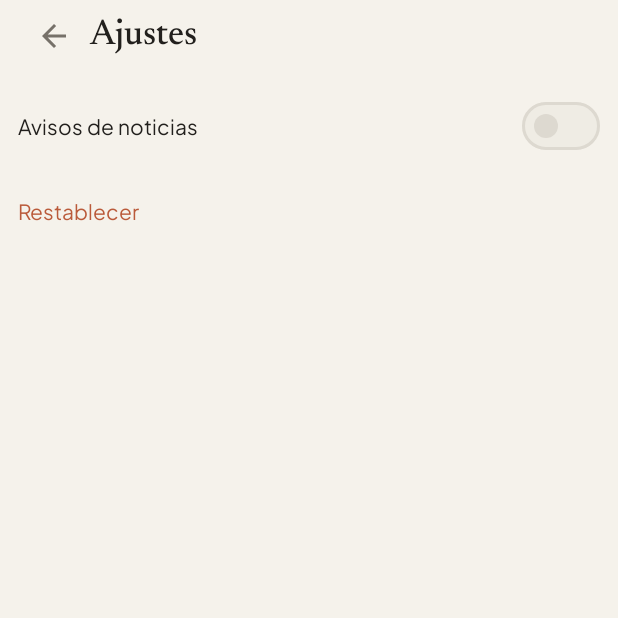
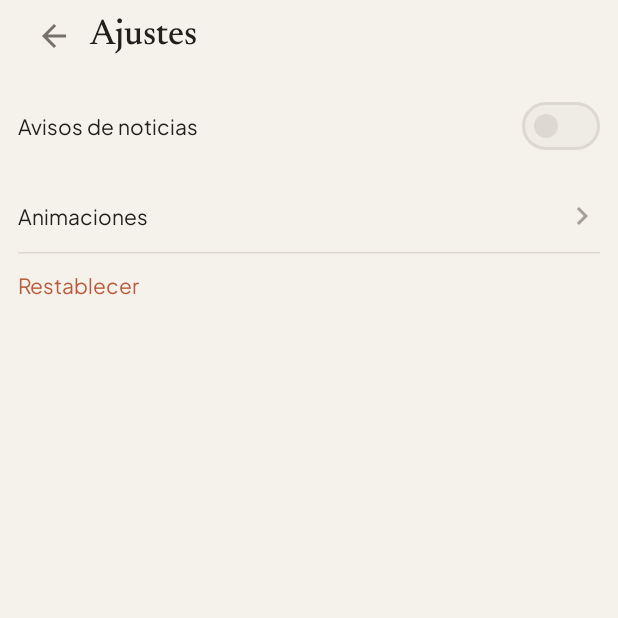
Before and after one commit to budanga/parches-lol, an Android app built with Jetpack Compose: the screen it shows after launch (MainActivity), after a tap on "Ajustes", on a phone screen of 412 x 824 dp, the top half of it. Run offline under Robolectric (Android 15) with nearby library versions, the phone set to English and light mode, and no system bars; libraries missing offline, so code that uses them is left out: androidx.glance, androidx.glance.appwidget; pictures from the network do not load; 1 statement that could not run was skipped.

Commit message:
feat(android): ajustes de animaciones
Nueva pantalla Ajustes → Animaciones con interruptores para el título
al abrir la app, la transición al entrar a un parche y el descifrado
de los valores que cambian.

Co-Authored-By: Claude Opus 5.5 <noreply@anthropic.com>

```diff
--- a/android/app/src/main/java/com/budanga/parcheslol/MainActivity.kt
+++ b/android/app/src/main/java/com/budanga/parcheslol/MainActivity.kt
@@ -72,6 +72,7 @@ import com.budanga.parcheslol.ui.NewsScreen
 import com.budanga.parcheslol.ui.PatchScreen
 import com.budanga.parcheslol.ui.RowDivider
 import com.budanga.parcheslol.ui.SettingsScreen
+import com.budanga.parcheslol.ui.AnimationsScreen
 import java.io.File
 
 class MainActivity : ComponentActivity() {
@@ -119,6 +120,7 @@ fun AppRoot(repo: Repository, prefs: Prefs, pendingRoute: androidx.compose.runti
     val reduce = rememberReduceMotion()
     val cover = remember { Animatable(0f) }
     var transitioning by remember { mutableStateOf(false) }
+    val transitionOn by prefs.animTransition.collectAsState(initial = true)
     LaunchedEffect(pendingRoute.value) {
         pendingRoute.value?.let { nav.navigate(it); pendingRoute.value = null }
     }
@@ -126,7 +128,7 @@ fun AppRoot(repo: Repository, prefs: Prefs, pendingRoute: androidx.compose.runti
     /** Animation 4: terracotta pixels cover, navigate, then uncover (250 ms each way, 12 fps steps). */
     fun openPatchWithCover(id: String) {
         if (transitioning) return // a second tap during the transition does nothing
-        if (reduce) { nav.navigate("patch/$id"); return }
+        if (reduce || !transitionOn) { nav.navigate("patch/$id"); return }
         transitioning = true
         scope.launch {
             for (f in 1..3) { delay(FRAME_MS); cover.snapTo(f / 3f) }
@@ -149,13 +151,14 @@ fun AppRoot(repo: Repository, prefs: Prefs, pendingRoute: androidx.compose.runti
                     val playTitle = remember { !Session.titlePlayed.also { Session.titlePlayed = true } }
                     // Animation 5: decided before any row is drawn, so a new row never flashes visible first.
                     var seenAtStart by remember { mutableStateOf<Set<String>?>(null) }
-                    LaunchedEffect(Unit) { seenAtStart = prefs.revealedPatches.first() }
+                    var titleOn by remember { mutableStateOf(true) }
+                    LaunchedEffect(Unit) { titleOn = prefs.animTitle.first(); seenAtStart = prefs.revealedPatches.first() }
                     val seen = seenAtStart ?: return@composable
                     HomeScreen(
                         repo, prefs,
                         onOpenPatch = ::openPatchWithCover,
                         onSettings = { nav.navigate("settings") },
-                        title = { DecipherText(stringResource(R.string.archive_title), Type.serif(20), play = playTitle) },
+                        title = { DecipherText(stringResource(R.string.archive_title), Type.serif(20), play = playTitle && titleOn) },
                         loading = { DitherShimmer() },
                         // First install (nothing seen yet): everything counts as seen, nothing animates.
                         wrapRow = { p, content -> DitherReveal(play = seen.isNotEmpty() && p !in seen) { content() } },
@@ -172,7 +175,8 @@ fun AppRoot(repo: Repository, prefs: Prefs, pendingRoute: androidx.compose.runti
                     // Animation 2: numbers decipher only the first time this patch is opened.
                     var firstOpen by remember { mutableStateOf<Boolean?>(null) }
                     LaunchedEffect(id) {
-                        firstOpen = id !in prefs.openedPatches.first()
+                        // Animation 2 only plays the first time, and only if its switch is on.
+                        firstOpen = id !in prefs.openedPatches.first() && prefs.animNumbers.first()
                     }
                     // Marked as opened only once it actually loads, so an offline attempt keeps the animation.
                     firstOpen?.let {
@@ -191,7 +195,8 @@ fun AppRoot(repo: Repository, prefs: Prefs, pendingRoute: androidx.compose.runti
                     ChampionScreen(back.arguments?.getString("id")!!, repo, onBack = { nav.popBackStack() })
                 }
                 composable("news") { NewsScreen(repo) }
-                composable("settings") { SettingsScreen(repo, prefs, onBack = { nav.popBackStack() }) }
+                composable("settings") { SettingsScreen(repo, prefs, onBack = { nav.popBackStack() }, onAnimations = { nav.navigate("animations") }) }
+                composable("animations") { AnimationsScreen(prefs, onBack = { nav.popBackStack() }) }
             }
         }
         if (route in TABS) BottomBar(nav, route)
--- a/android/app/src/main/java/com/budanga/parcheslol/data/Prefs.kt
+++ b/android/app/src/main/java/com/budanga/parcheslol/data/Prefs.kt
@@ -25,6 +25,9 @@ class Prefs(private val ds: DataStore<Preferences>) {
         val revealed = stringSetPreferencesKey("revealed_patches")
         val notified = stringSetPreferencesKey("notified_patches")
         val lastNews = stringPreferencesKey("last_news_url")
+        val animTitle = booleanPreferencesKey("anim_title")
+        val animTransition = booleanPreferencesKey("anim_transition")
+        val animNumbers = booleanPreferencesKey("anim_numbers")
     }
 
     val myAdcs: Flow<Set<String>> = ds.data.map { it[K.adcs] ?: DEFAULT_ADCS }
@@ -35,6 +38,14 @@ class Prefs(private val ds: DataStore<Preferences>) {
     val revealedPatches: Flow<Set<String>> = ds.data.map { it[K.revealed] ?: emptySet() }
     val notifiedPatches: Flow<Set<String>> = ds.data.map { it[K.notified] ?: emptySet() }
     val lastNewsUrl: Flow<String?> = ds.data.map { it[K.lastNews] }
+
+    /** Animation switches (Ajustes → Animaciones), all on by default. */
+    val animTitle: Flow<Boolean> = ds.data.map { it[K.animTitle] ?: true }
+    val animTransition: Flow<Boolean> = ds.data.map { it[K.animTransition] ?: true }
+    val animNumbers: Flow<Boolean> = ds.data.map { it[K.animNumbers] ?: true }
+    suspend fun setAnimTitle(on: Boolean) { ds.edit { it[K.animTitle] = on } }
+    suspend fun setAnimTransition(on: Boolean) { ds.edit { it[K.animTransition] = on } }
+    suspend fun setAnimNumbers(on: Boolean) { ds.edit { it[K.animNumbers] = on } }
 
     /** Read-modify-write inside one edit, so quick consecutive taps never lose a change. */
     suspend fun toggleAdc(id: String, on: Boolean) {
--- a/android/app/src/main/java/com/budanga/parcheslol/ui/SettingsScreen.kt
+++ b/android/app/src/main/java/com/budanga/parcheslol/ui/SettingsScreen.kt
@@ -11,6 +11,9 @@ import androidx.compose.foundation.layout.height
 import androidx.compose.foundation.layout.padding
 import androidx.compose.foundation.lazy.LazyColumn
 import androidx.compose.foundation.lazy.items
+import androidx.compose.material.icons.Icons
+import androidx.compose.material.icons.automirrored.outlined.KeyboardArrowRight
+import androidx.compose.material3.Icon
 import androidx.compose.material3.AlertDialog
 import androidx.compose.material3.Checkbox
 import androidx.compose.material3.TextButton
@@ -42,7 +45,7 @@ import com.budanga.parcheslol.domain.isDefaultAdcItem
 import kotlinx.coroutines.launch
 
 @Composable
-fun SettingsScreen(repo: Repository, prefs: Prefs, onBack: () -> Unit) {
+fun SettingsScreen(repo: Repository, prefs: Prefs, onBack: () -> Unit, onAnimations: () -> Unit = {}) {
     val scope = rememberCoroutineScope()
     var catalog by remember { mutableStateOf<Catalog?>(null) }
     LaunchedEffect(Unit) { catalog = repo.catalog().valueOrNull }
@@ -80,6 +83,14 @@ fun SettingsScreen(repo: Repository, prefs: Prefs, onBack: () -> Unit) {
                         colors = SwitchDefaults.colors(checkedTrackColor = Ink.Accent, uncheckedTrackColor = Ink.Input, uncheckedBorderColor = Ink.Line),
                     )
                 }
+                Row(
+                    Modifier.fillMaxWidth().clickable(onClick = onAnimations).padding(vertical = 12.dp),
+                    verticalAlignment = Alignment.CenterVertically,
+                ) {
+                    Text(stringResource(R.string.animations), style = Type.Body, modifier = Modifier.weight(1f))
+                    Icon(Icons.AutoMirrored.Outlined.KeyboardArrowRight, null, tint = Ink.Faint)
+                }
+                RowDivider()
                 Text(
                     stringResource(R.string.reset),
                     style = Type.Body.copy(color = Ink.Accent),
@@ -115,3 +126,30 @@ private fun CheckRow(entry: CatalogEntry, checked: Boolean, onChange: (Boolean)
         Text(entry.name, style = Type.Body)
     }
 }
+
+/** Ajustes → Animaciones: one switch per animation. */
+@Composable
+fun AnimationsScreen(prefs: Prefs, onBack: () -> Unit) {
+    val scope = rememberCoroutineScope()
+    val title by prefs.animTitle.collectAsState(initial = true)
+    val transition by prefs.animTransition.collectAsState(initial = true)
+    val numbers by prefs.animNumbers.collectAsState(initial = true)
+    Column(Modifier.fillMaxSize().padding(horizontal = 12.dp)) {
+        DetailBar(stringResource(R.string.animations), null, onBack, titleContent = { Text(stringResource(R.string.animations), style = Type.serif(24)) })
+        SwitchRow(stringResource(R.string.anim_title), title) { scope.launch { prefs.setAnimTitle(it) } }
+        SwitchRow(stringResource(R.string.anim_transition), transition) { scope.launch { prefs.setAnimTransition(it) } }
+        SwitchRow(stringResource(R.string.anim_numbers), numbers) { scope.launch { prefs.setAnimNumbers(it) } }
+    }
+}
+
+@Composable
+private fun SwitchRow(label: String, checked: Boolean, onChange: (Boolean) -> Unit) {
+    Row(Modifier.fillMaxWidth().clickable { onChange(!checked) }.padding(vertical = 4.dp), verticalAlignment = Alignment.CenterVertically) {
+        Text(label, style = Type.Body, modifier = Modifier.weight(1f).padding(end = 12.dp))
+        Switch(
+            checked = checked,
+            onCheckedChange = onChange,
+            colors = SwitchDefaults.colors(checkedTrackColor = Ink.Accent, uncheckedTrackColor = Ink.Input, uncheckedBorderColor = Ink.Line),
+        )
+    }
+}
--- a/android/app/src/main/res/values/strings.xml
+++ b/android/app/src/main/res/values/strings.xml
@@ -25,6 +25,10 @@
     <string name="my_items">Objetos favoritos</string>
     <string name="news_alerts">Avisos de noticias</string>
     <string name="reset">Restablecer</string>
+    <string name="animations">Animaciones</string>
+    <string name="anim_title">Título al abrir la app</string>
+    <string name="anim_transition">Transición al entrar a un parche</string>
+    <string name="anim_numbers">Descifrado de los valores que cambian</string>
     <string name="reset_confirm">Volver a los favoritos por defecto y apagar los avisos de noticias.</string>
     <string name="cancel">Cancelar</string>
     <string name="patch_missing">Este parche ya no está disponible.</string>
```
Also changed, not shown: 1 other file.
